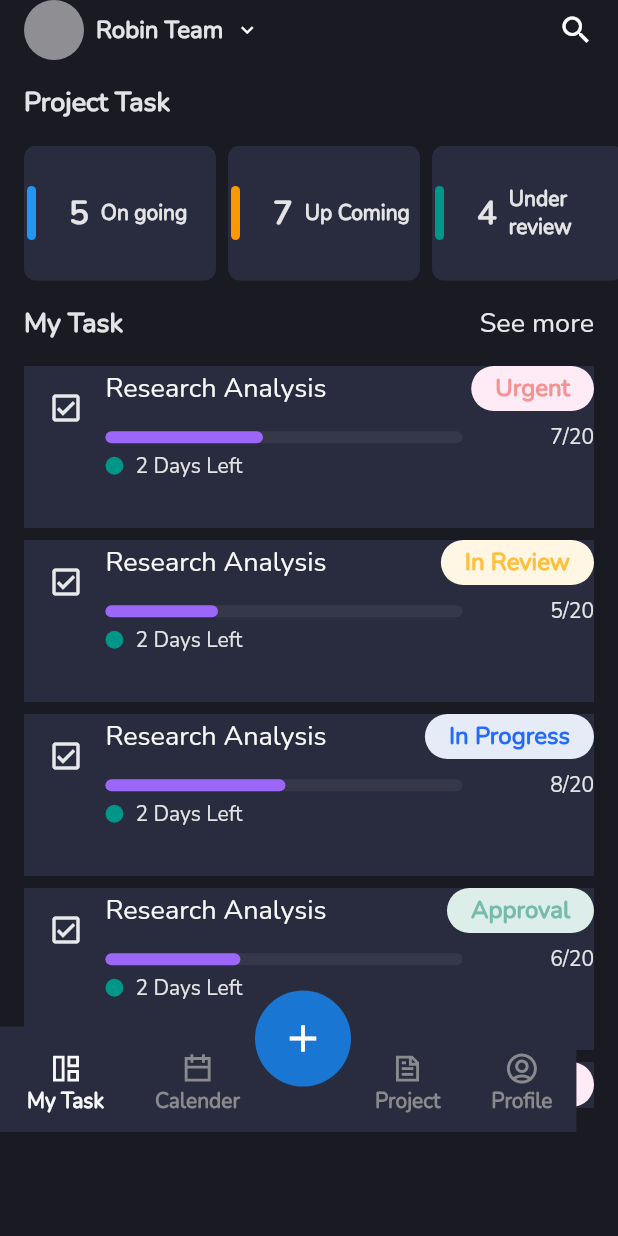
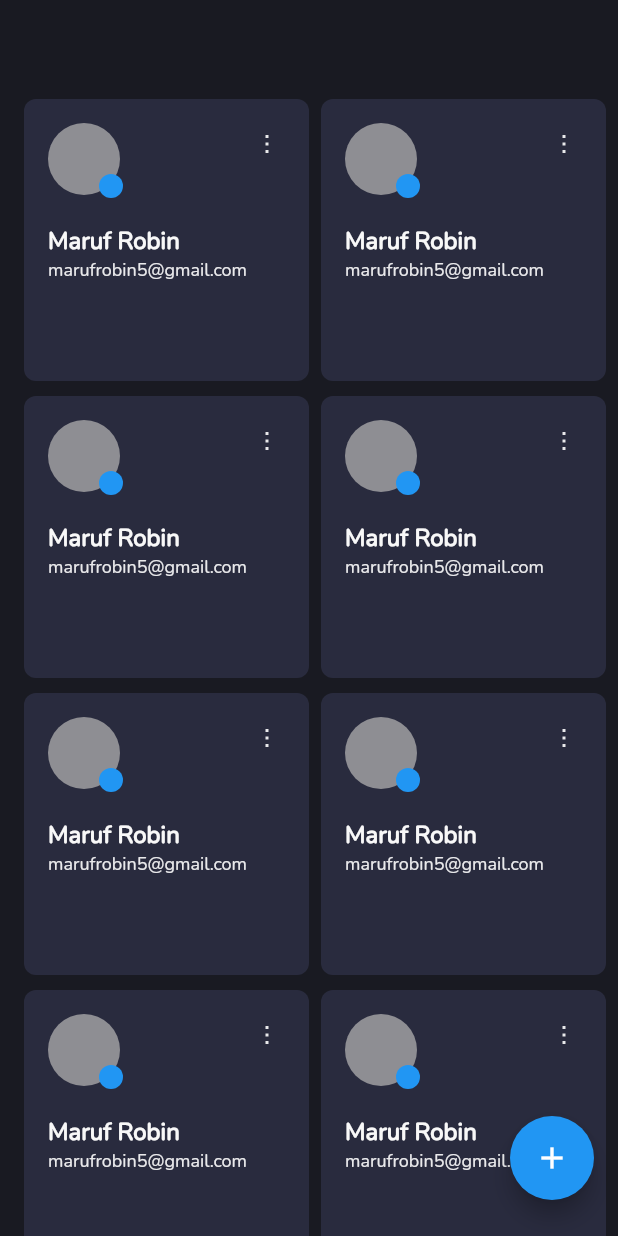
Before and after one commit to marufrobin/task_management_mobile_app, a Flutter app: the screen it shows after launch, on a phone screen of 412 x 824 dp. Run offline on Flutter 3.47's test engine with Material 2 defaults, Android fonts, the phone set to English and light mode, and no system bars; our stand-ins replace flutter_svg.

Commit message:
team page done.

```diff
--- a/lib/home_page.dart
+++ b/lib/home_page.dart
@@ -1,5 +1,5 @@
 import 'package:flutter/material.dart';
-import 'package:task_management_mobile_app/screen/dashbord.dart';
+import 'package:task_management_mobile_app/screen/team_member.dart';
 
 class HomePage extends StatefulWidget {
   const HomePage({Key? key}) : super(key: key);
@@ -13,7 +13,7 @@ class _HomePageState extends State<HomePage> {
   Widget build(BuildContext context) {
     return Scaffold(
       backgroundColor: Color(0xff191A22),
-      body: DashBordPage(),
+      body: TeamMember(),
     );
   }
 }
--- /dev/null
+++ b/lib/screen/team_member.dart
@@ -0,0 +1,110 @@
+import 'package:flutter/material.dart';
+import 'package:flutter_svg/flutter_svg.dart';
+
+class TeamMember extends StatelessWidget {
+  const TeamMember({Key? key}) : super(key: key);
+
+  @override
+  Widget build(BuildContext context) {
+    return Scaffold(
+      backgroundColor: Color(0xff191A22),
+      appBar: AppBar(
+        backgroundColor: Colors.transparent,
+        elevation: 0,
+      ),
+      body: Stack(children: [
+        Container(
+          margin: EdgeInsets.symmetric(horizontal: 8),
+          child: GridView.count(
+              crossAxisCount: 2,
+              children: List.generate(
+                  10,
+                  (index) => Container(
+                        margin: EdgeInsets.only(left: 8, top: 10),
+                        padding: EdgeInsets.all(16),
+                        height: 130,
+                        width: 160,
+                        decoration: BoxDecoration(
+                            color: Color(0xff292B3E),
+                            borderRadius: BorderRadius.circular(8)),
+                        child: Column(
+                          crossAxisAlignment: CrossAxisAlignment.start,
+                          children: [
+                            Row(
+                              children: [
+                                Container(
+                                  height: 68,
+                                  width: 68,
+                                  child: Stack(children: [
+                                    CircleAvatar(
+                                      radius: 24,
+                                      backgroundColor: Color(0xff8E8E93),
+                                    ),
+                                    Positioned(
+                                      left: 34,
+                                      top: 34,
+                                      child: CircleAvatar(
+                                        radius: 8,
+                                        backgroundColor: Colors.blue,
+                                      ),
+                                    )
+                                  ]),
+                                ),
+                                Spacer(),
+                                Column(
+                                  children: [
+                                    SvgPicture.asset(
+                                      "assets/dot.svg",
+                                      height: 24,
+                                      width: 24,
+                                    ),
+                                    SizedBox(
+                                      height: 40,
+                                    )
+                                  ],
+                                )
+                              ],
+                            ),
+                            Text(
+                              "Maruf Robin",
+                              style: TextStyle(
+                                  fontSize: 16,
+                                  fontFamily: "Nunito",
+                                  fontWeight: FontWeight.w700,
+                                  color: Color(0xffF8F8F8)),
+                            ),
+                            Text(
+                              "marufrobin5@gmail.com",
+                              style: TextStyle(
+                                  fontSize: 12,
+                                  fontFamily: "Nunito",
+                                  fontWeight: FontWeight.w400,
+                                  color: Color(0xffE9E9EB)),
+                            )
+                          ],
+                        ),
+                      ))),
+        ),
+        Positioned(
+          bottom: 24,
+          right: 16,
+          child: FloatingActionButton(
+            onPressed: (() {}),
+            child: Icon(Icons.add),
+          ),
+        )
+      ]),
+      // bottomSheet: FloatingActionButton(
+      //
+      //   // elevation: 0,
+      //
+      //     onPressed: (() {
+      //
+      //     }),
+      //     child: Icon(Icons.add),
+      //     shape: RoundedRectangleBorder(
+      //         borderRadius: BorderRadius.circular(32),
+      //         side: BorderSide(color: Colors.transparent))),
+    );
+  }
+}
```
Also changed, not shown: assets/dot.svg (added).
